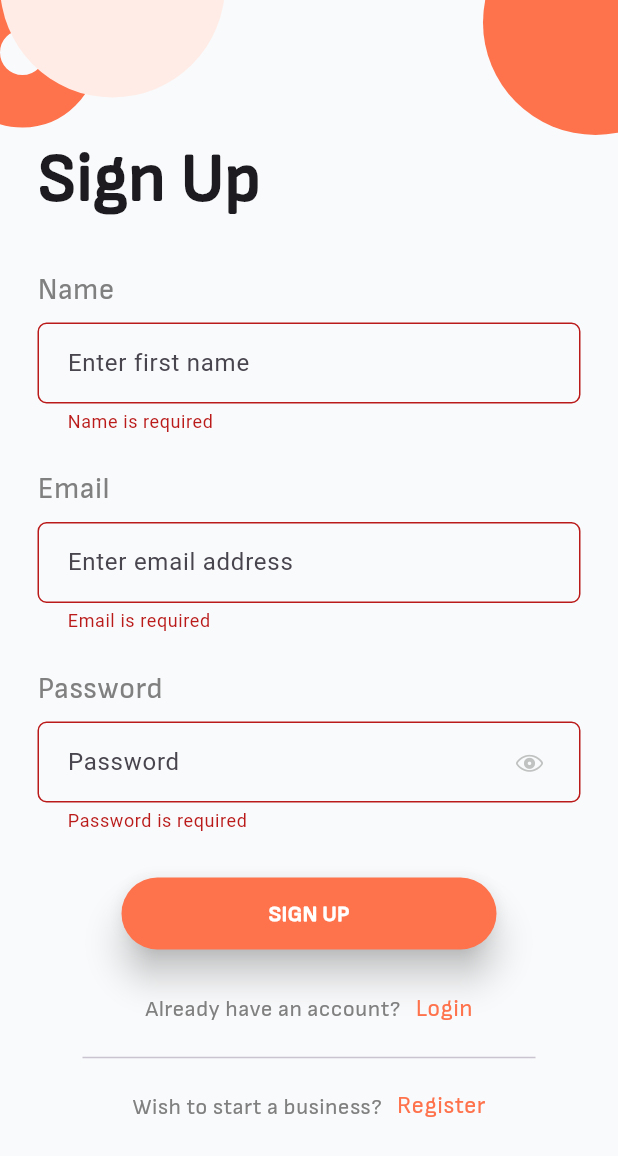
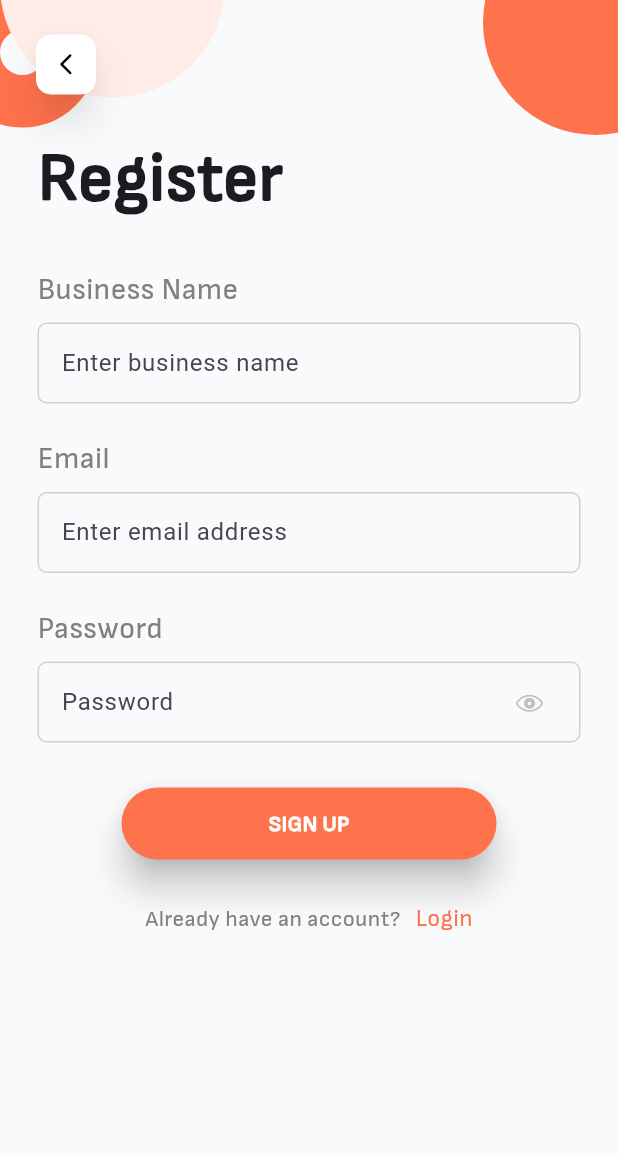
Before and after one commit to rydham-7span/food_hub, a Flutter app: the screen it shows after launch, after a tap on "SIGN UP", after a tap on "Register", on a phone screen of 412 x 824 dp. Shown: the top 1156 px of the screen. Run offline on Flutter 3.47's test engine with Material 3 defaults, Android fonts, the phone set to English and light mode, and no system bars; our stand-ins replace auto_route, bloc, cloud_firestore, connectivity_plus, device_info_plus, dio and 20 more; missing offline and left inert: qr_code_scanner; accounts and stored records are empty; generated files the repository leaves out were written again; Roboto replaces fonts that are missing (SofiaSans); statements that could not run were skipped; project files that could hold a hidden picture were left out.

Commit message:
register screen added.

```diff
--- a/packages/food_app/lib/app/routes/app_router.dart
+++ b/packages/food_app/lib/app/routes/app_router.dart
@@ -1,7 +1,7 @@
 import 'package:auto_route/auto_route.dart';
-import 'package:food_app/app/routes/route_guards/login_guard.dart';
 import 'package:food_app/modules/admin/home/screen/admin_home_screen.dart';
 import 'package:food_app/modules/auth/screens/login_screen.dart';
+import 'package:food_app/modules/auth/screens/register_admin_screen.dart';
 import 'package:food_app/modules/auth/screens/signup_screen.dart';
 import 'package:food_app/modules/splash/screen/splash.dart';
 import 'package:food_app/modules/user/home/screen/user_home_screen.dart';
@@ -22,13 +22,17 @@ class AppRouter extends _$AppRouter {
           page: SignupRoute.page,
         ),
         AutoRoute(
+          path: '/registerAdmin',
+          page: RegisterAdminRoute.page,
+        ),
+        AutoRoute(
           path: '/home',
           page: AdminHomeRoute.page,
         ),
         AutoRoute(
           path: '/home',
           page: UserHomeRoute.page,
-          guards: [LoginGuard()],
+          // guards: [LoginGuard()],
         ),
         // AutoRoute(
         //   path: '/update',
--- /dev/null
+++ b/packages/food_app/lib/modules/auth/screens/register_admin_screen.dart
@@ -0,0 +1,245 @@
+import 'dart:math' as math;
+
+import 'package:auto_route/auto_route.dart';
+import 'package:flutter/cupertino.dart';
+import 'package:flutter/material.dart';
+import 'package:flutter_bloc/flutter_bloc.dart';
+import 'package:food_app/app/enum.dart';
+import 'package:food_app/app/routes/app_router.dart';
+import 'package:food_app/modules/auth/bloc/auth_bloc.dart';
+import 'package:food_app/modules/auth/model/user_model.dart';
+import 'package:food_app/modules/auth/repository/auth_repository.dart';
+import 'package:food_localization/food_localization.dart';
+import 'package:food_ui/food_ui.dart';
+
+@RoutePage()
+class RegisterAdminScreen extends StatefulWidget implements AutoRouteWrapper {
+  const RegisterAdminScreen({super.key});
+
+  @override
+  Widget wrappedRoute(BuildContext context) {
+    return MultiBlocProvider(
+      providers: [
+        RepositoryProvider(
+          create: (context) => AuthService(),
+        ),
+        BlocProvider(
+          create: (context) => AuthBloc(authService: context.read<AuthService>()),
+        ),
+      ],
+      child: this,
+    );
+  }
+
+  @override
+  State<RegisterAdminScreen> createState() => _RegisterAdminScreenState();
+}
+
+class _RegisterAdminScreenState extends State<RegisterAdminScreen> {
+  final formKey = GlobalKey<FormState>();
+
+  final txtName = TextEditingController();
+  final txtEmail = TextEditingController();
+  final txtPass = TextEditingController();
+  final userModel = UserModel();
+  bool isObscure = true;
+
+  @override
+  Widget build(BuildContext context) {
+    return CommonScaffoldWidget(
+      appBarText: LocaleKeys.register.tr(),
+      body: BlocConsumer<AuthBloc, AuthState>(
+        listener: (context, state) {
+          if (state.signupStatus == FirebaseStatus.loaded) {
+            // context.read<AuthBloc>().add(
+            //       AddUserToFBEvent(
+            //         isAdmin: true,
+            //         userModel: userModel.copyWith(
+            //           name: txtName.text,
+            //           email: txtEmail.text,
+            //         ),
+            //       ),
+            //     );
+            context.router.pushAndPopUntil(
+              const AdminHomeRoute(),
+              predicate: (Route<dynamic> route) => false,
+            );
+          } else if (state.signupStatus == FirebaseStatus.error) {
+            ScaffoldMessenger.of(context).showSnackBar(
+              customSnackBar(
+                context: context,
+                message: state.errorMessage ?? '',
+              ),
+            );
+          }
+        },
+        builder: (context, state) {
+          return SingleChildScrollView(
+            physics: const ClampingScrollPhysics(),
+            child: Form(
+              key: formKey,
+              child: Column(
+                crossAxisAlignment: CrossAxisAlignment.start,
+                children: [
+                  Padding(
+                    padding: const EdgeInsets.only(top: 25, left: 25),
+                    child: AppText(
+                      LocaleKeys.business_name.tr(),
+                      fontSize: 20,
+                      color: context.colorScheme.m3Grey,
+                      fontWeight: AppFontWeight.light,
+                    ),
+                  ),
+                  Padding(
+                    padding: const EdgeInsets.only(top: 10, left: 25, right: 25),
+                    child: CommonTextField(
+                      textEditingController: txtName,
+                      validator: (p0) {
+                        if (p0?.isEmpty ?? false) {
+                          return LocaleKeys.name_is_required.tr();
+                        } else {
+                          return null;
+                        }
+                      },
+                      borderType: TextFieldBorder.outlinedBorder,
+                      hintText: LocaleKeys.enter_business_name.tr(),
+                    ),
+                  ),
+                  Padding(
+                    padding: const EdgeInsets.only(top: 25, left: 25),
+                    child: AppText(
+                      LocaleKeys.email.tr(),
+                      fontSize: 20,
+                      color: context.colorScheme.m3Grey,
+                      fontWeight: AppFontWeight.light,
+                    ),
+                  ),
+                  Padding(
+                    padding: const EdgeInsets.only(top: 10, left: 25, right: 25),
+                    child: CommonTextField(
+                      textEditingController: txtEmail,
+                      validator: (value) {
+                        if (value!.isEmpty) {
+                          return LocaleKeys.email_is_required.tr();
+                        } else if (value.isValidEmail == false) {
+                          return LocaleKeys.email_validation_msg.tr();
+                        } else {
+                          return null;
+                        }
+                      },
+                      borderType: TextFieldBorder.outlinedBorder,
+                      hintText: LocaleKeys.enter_mail.tr(),
+                    ),
+                  ),
+                  Padding(
+                    padding: const EdgeInsets.only(top: 25, left: 25),
+                    child: AppText(
+                      LocaleKeys.password.tr(),
+                      fontSize: 20,
+                      color: context.colorScheme.m3Grey,
+                      fontWeight: AppFontWeight.light,
+                    ),
+                  ),
+                  StatefulBuilder(
+                    builder: (context, state) {
+                      return Padding(
+                        padding: const EdgeInsets.only(top: 10, left: 25, right: 25),
+                        child: CommonTextField(
+                          isObscure: isObscure,
+                          textEditingController: txtPass,
+                          suffixIcon: IconButton(
+                            icon: Icon(
+                              isObscure ? CupertinoIcons.eye : CupertinoIcons.eye_slash,
+                              color: context.colorScheme.m3Grey.withAlpha(120),
+                            ),
+                            onPressed: () {
+                              state(() {
+                                isObscure = !isObscure;
+                              });
+                            },
+                          ),
+                          validator: (value) {
+                            if (value!.isEmpty) {
+                              return LocaleKeys.pass_is_required.tr();
+                            } else if (value.length < 6) {
+                              return LocaleKeys.pwd_validation_msg_len.tr();
+                            } else if (value.isValidPassword == false) {
+                              return LocaleKeys.pwd_validation_msg_type.tr();
+                            } else {
+                              return null;
+                            }
+                          },
+                          borderType: TextFieldBorder.outlinedBorder,
+                          hintText: LocaleKeys.password.tr(),
+                        ),
+                      );
+                    },
+                  ),
+                  Padding(
+                    padding: const EdgeInsets.only(top: 30),
+                    child: Align(
+                      child: CommonTextButtonWidget(
+                        isLoading: state.signupStatus == FirebaseStatus.loading,
+                        backGroundColor: context.colorScheme.mainThemeColor,
+                        onPressed: () {
+                          if (formKey.currentState?.validate() ?? false) {
+                            context.read<AuthBloc>().add(
+                                  SignUpEvent(
+                                    userModel: userModel.copyWith(
+                                      name: txtName.text,
+                                      email: txtEmail.text.toLowerCase(),
+                                      password: txtPass.text,
+                                      isAdmin: true,
+                                      restaurantId: math.Random().nextInt(99999999).toString(),
+                                    ),
+                                  ),
+                                );
+                          }
+                        },
+                        foreGroundColor: Colors.white,
+                        text: LocaleKeys.sign_up.tr().toUpperCase(),
+                      ),
+                    ),
+                  ),
+                  Padding(
+                    padding: const EdgeInsets.only(top: 30),
+                    child: Align(
+                      child: Row(
+                        mainAxisAlignment: MainAxisAlignment.center,
+                        children: [
+                          AppText(
+                            LocaleKeys.already_have_an_account.tr(),
+                            fontSize: 15,
+                            color: context.colorScheme.m3Grey,
+                            fontWeight: AppFontWeight.light,
+                          ),
+                          const SizedBox(
+                            width: 10,
+                          ),
+                          GestureDetector(
+                            onTap: () {
+                              context.router.push(
+                                const LoginRoute(),
+                                // predicate: (Route<dynamic> route) => false,
+                              );
+                            },
+                            child: AppText(
+                              LocaleKeys.login.tr(),
+                              fontSize: 16,
+                              color: context.colorScheme.mainThemeColor,
+                              fontWeight: AppFontWeight.light,
+                            ),
+                          ),
+                        ],
+                      ),
+                    ),
+                  ),
+                ],
+              ),
+            ),
+          );
+        },
+      ),
+    );
+  }
+}
```
